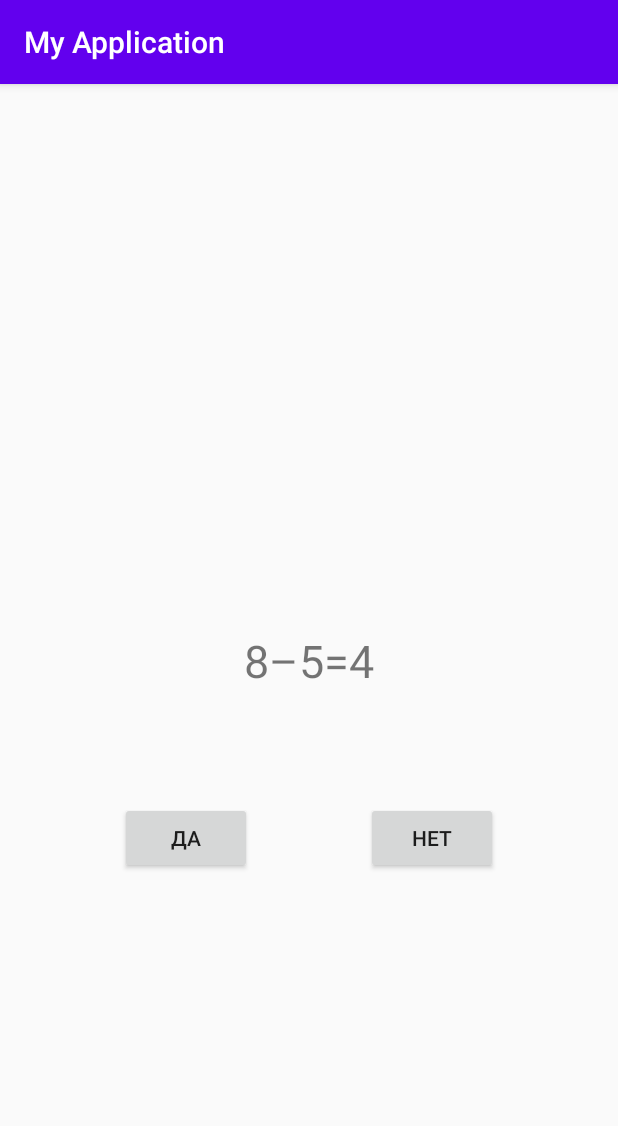
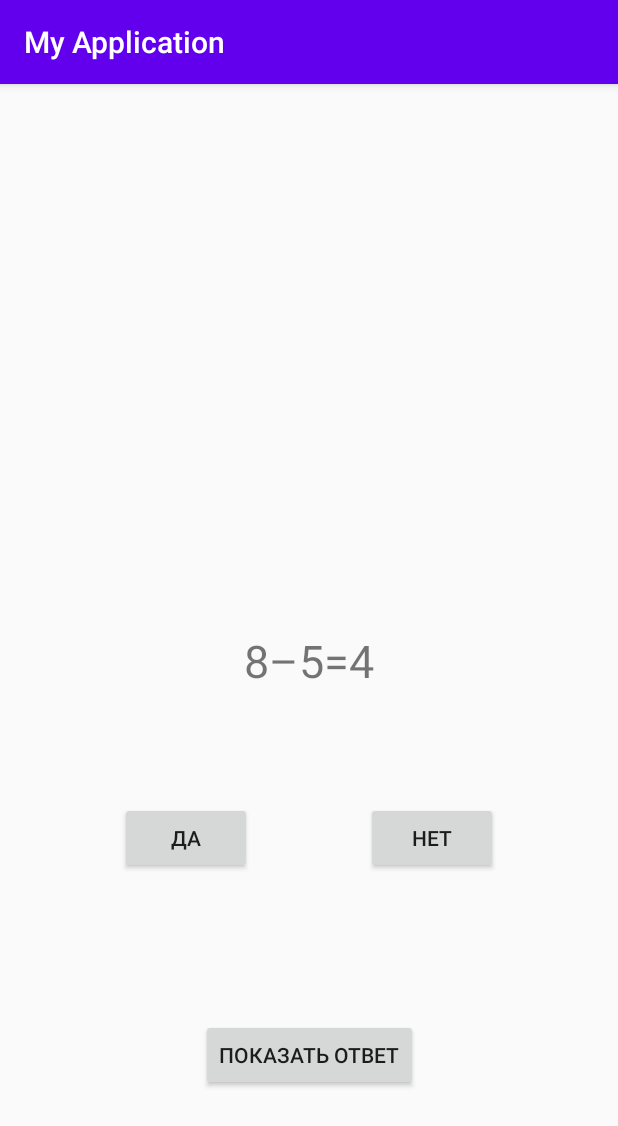
Before and after one commit to Yakushevdi/AddBtnFault, an Android app: the screen it shows after launch (MainActivity), after a tap on "ДА", on a phone screen of 412 x 824 dp. Shown: the top 1126 px of the screen. Run offline under Robolectric (Android 15) with nearby library versions, the phone set to English and light mode, and no system bars.

Commit message:
Добавлена новая активность Теперь есть возможность просматривать правильный ответ

```diff
--- a/app/src/main/java/com/example/myapplication/MainActivity.java
+++ b/app/src/main/java/com/example/myapplication/MainActivity.java
@@ -1,9 +1,11 @@
 package com.example.myapplication;
 
+import android.content.Intent;
 import android.graphics.Color;
 import android.support.annotation.ColorInt;
 import android.support.v7.app.AppCompatActivity;
 import android.os.Bundle;
+import android.util.Log;
 import android.view.View;
 import android.widget.Button;
 import android.widget.TextView;
@@ -13,6 +15,8 @@ public class MainActivity extends AppCompatActivity {
 
     private TextView textView;
     private Button yesBtn;
+    private Button noBtn;
+    private Button showAnswer;
 
     private Question[] questions = new Question[] {
             new Question(R.string.question1,true), //0
@@ -26,10 +30,17 @@ public class MainActivity extends AppCompatActivity {
     @Override
     protected void onCreate(Bundle savedInstanceState) {
         super.onCreate(savedInstanceState);
+        Log.d("SYSTEM INFO","Метод onCreate() запущен");
         setContentView(R.layout.activity_main);
+
+        if (savedInstanceState != null){ // Если есть сохранённая информация, то достаём её.
+            questionIndex = savedInstanceState.getInt("questionIndex");
+        }
 
         textView = findViewById(R.id.textView);
         yesBtn = findViewById(R.id.yesBtn);
+        noBtn = findViewById(R.id.noBtn);
+        showAnswer = findViewById(R.id.showAnswer);
 
         textView.setText(questions[questionIndex].getQuestionResId());
         yesBtn.setOnClickListener(new View.OnClickListener() {
@@ -39,9 +50,62 @@ public class MainActivity extends AppCompatActivity {
                     Toast.makeText(MainActivity.this,R.string.correct,Toast.LENGTH_SHORT).show();
                 else
                     Toast.makeText(MainActivity.this,R.string.incorrect,Toast.LENGTH_SHORT).show();
-                questionIndex++;
+                questionIndex = (questionIndex+1)%questions.length;
                 textView.setText(questions[questionIndex].getQuestionResId());
             }
         });
+
+        noBtn.setOnClickListener(new View.OnClickListener() {
+            @Override
+            public void onClick(View view) {
+                if (questions[questionIndex].isAnswerTrue())
+                    Toast.makeText(MainActivity.this,R.string.incorrect,Toast.LENGTH_SHORT).show();
+                else
+                    Toast.makeText(MainActivity.this,R.string.correct,Toast.LENGTH_SHORT).show();
+                questionIndex = (questionIndex+1)%questions.length;
+                textView.setText(questions[questionIndex].getQuestionResId());
+            }
+        });
+
+        showAnswer.setOnClickListener(new View.OnClickListener() {
+            @Override
+            public void onClick(View view) {
+                Intent intent = new Intent(MainActivity.this, AnswerActivity.class);
+                intent.putExtra("answer",questions[questionIndex].isAnswerTrue());
+                startActivity(intent);
+            }
+        });
+    }
+
+    @Override
+    public void onStart(){
+        super.onStart();
+        Log.d("SYSTEM INFO","Метод onStart() запущен");
+    }
+    @Override
+    public void onResume(){
+        super.onResume();
+        Log.d("SYSTEM INFO","Метод onResume() запущен");
+    }
+    @Override
+    public void onPause(){
+        super.onPause();
+        Log.d("SYSTEM INFO","Метод onPause() запущен");
+    }
+    @Override
+    public void onSaveInstanceState(Bundle savedInstanceState){ // Метод сохранения данных перед уничтожением активности
+        super.onSaveInstanceState(savedInstanceState);
+        Log.d("SYSTEM INFO","Метод onSaveInstanceState() запущен");
+        savedInstanceState.putInt("questionIndex",questionIndex); // Добавили элемент по ключу
+    }
+    @Override
+    public void onStop(){
+        super.onStop();
+        Log.d("SYSTEM INFO","Метод onStop() запущен");
+    }
+    @Override
+    public void onDestroy(){
+        super.onDestroy();
+        Log.d("SYSTEM INFO","Метод onDestroy() запущен");
     }
 }
--- a/app/src/main/res/layout/activity_main.xml
+++ b/app/src/main/res/layout/activity_main.xml
@@ -28,15 +28,25 @@
         app:layout_constraintVertical_bias="0.235" />
 
     <Button
-        android:id="@+id/button5"
+        android:id="@+id/noBtn"
         android:layout_width="wrap_content"
         android:layout_height="wrap_content"
         android:layout_marginEnd="80dp"
-        android:text="Нет"
+        android:text="@string/no"
         app:layout_constraintBottom_toBottomOf="parent"
         app:layout_constraintEnd_toEndOf="parent"
         app:layout_constraintTop_toBottomOf="@+id/textView"
         app:layout_constraintVertical_bias="0.235" />
 
+    <Button
+        android:id="@+id/showAnswer"
+        android:layout_width="wrap_content"
+        android:layout_height="wrap_content"
+        android:text="@string/show_answer"
+        app:layout_constraintBottom_toBottomOf="parent"
+        app:layout_constraintEnd_toEndOf="parent"
+        app:layout_constraintStart_toStartOf="parent"
+        app:layout_constraintTop_toBottomOf="@+id/noBtn" />
+
 
 </android.support.constraint.ConstraintLayout>
--- a/app/src/main/res/values/strings.xml
+++ b/app/src/main/res/values/strings.xml
@@ -8,4 +8,7 @@
     <string name="correct">Правильно</string>
     <string name="incorrect">Неправильно</string>
     <string name="yes">Да</string>
+    <string name="no">Нет</string>
+    <string name="correct_answer">Правильный ответ:</string>
+    <string name="show_answer">Показать ответ</string>
 </resources>
```
Also changed, not shown: app/src/main/AndroidManifest.xml (+10 -0 lines), app/src/main/java/com/example/myapplication/AnswerActivity.java (added, +31 -0 lines), app/src/main/res/layout/activity_answer.xml (added, +32 -0 lines).
